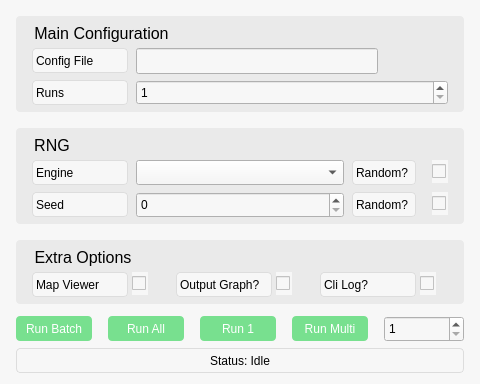
Above: main/cpp/ui/stridewindow.ui from svissers/peryite before the change. Below: the same form after it.
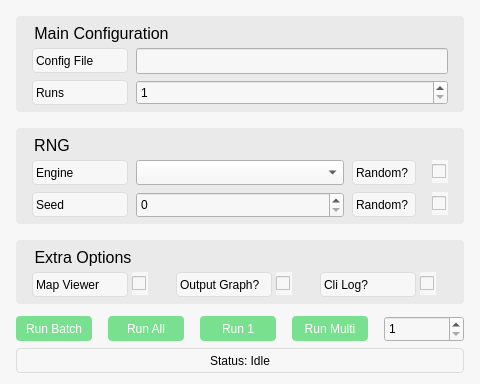
That is the form after the change.

The edit to the form file:
```diff
--- a/main/cpp/ui/stridewindow.ui
+++ b/main/cpp/ui/stridewindow.ui
@@ -140,7 +140,7 @@
      <rect>
       <x>120</x>
       <y>32</y>
-      <width>242</width>
+      <width>312</width>
       <height>26</height>
      </rect>
     </property>
```
